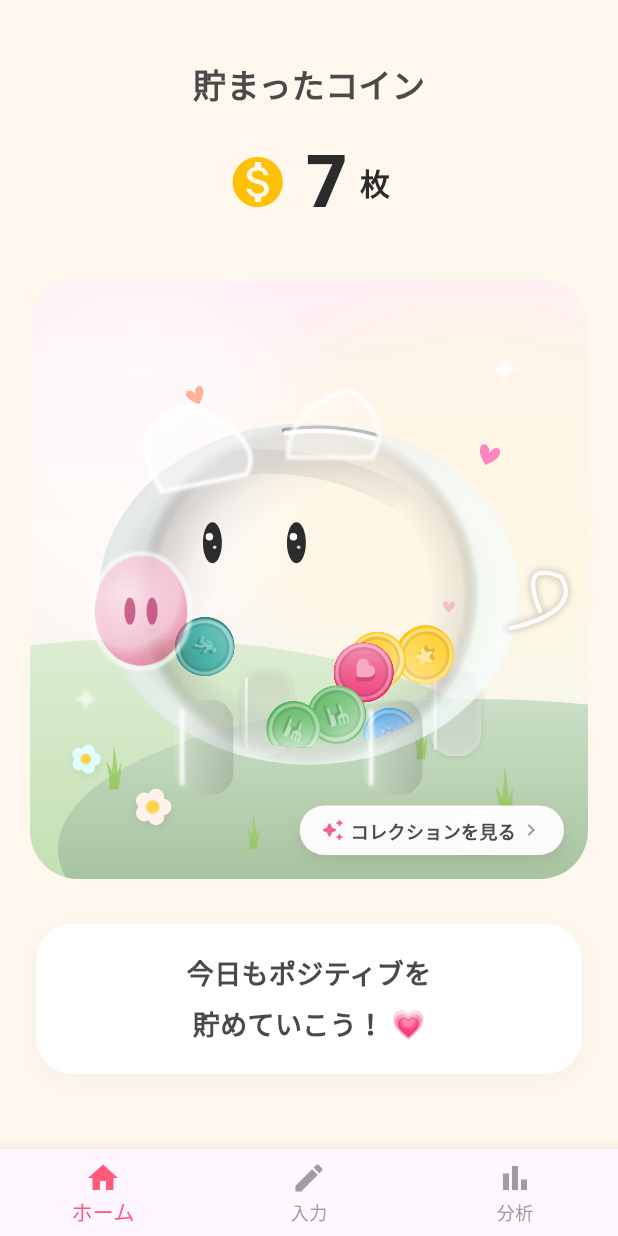
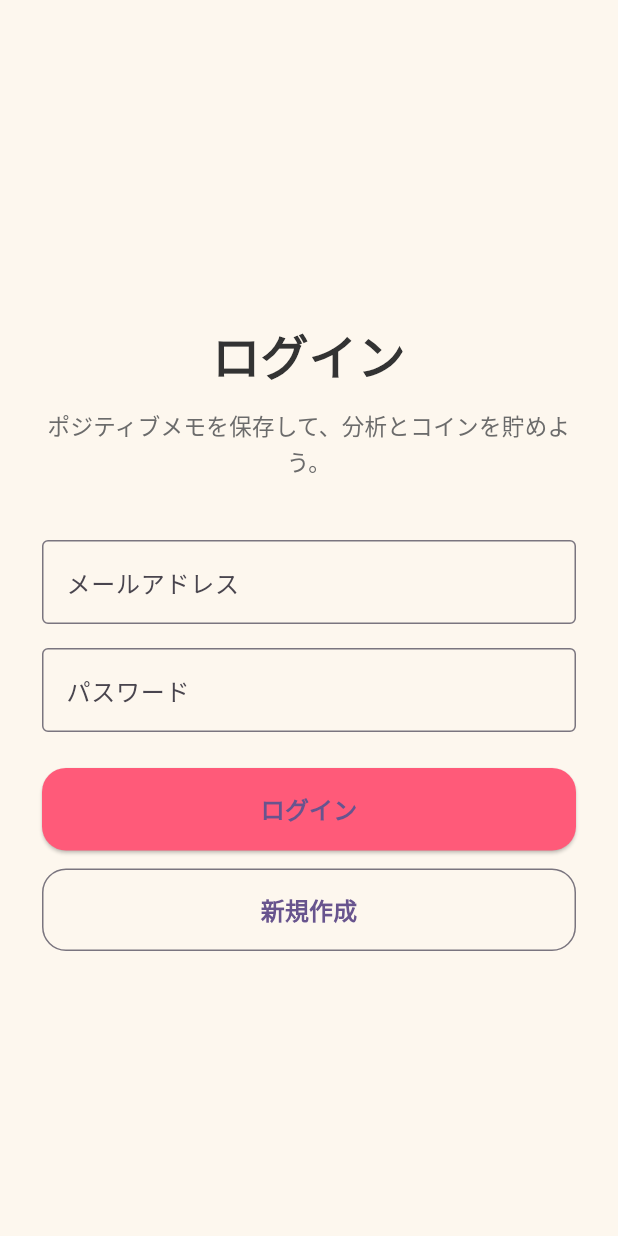
Before and after one commit to yurienamekawa/muds_hackathon_vol3, a Flutter app: the screen it shows after launch, on a phone screen of 412 x 824 dp. Run offline on Flutter 3.47's test engine with Material 3 defaults, Android fonts, the phone set to English and light mode, and no system bars; our stand-ins replace flutter_dotenv, google_generative_ai, supabase_flutter; accounts and stored records are empty.

Commit message:
ログインUI

```diff
--- a/lib/main.dart
+++ b/lib/main.dart
@@ -1,13 +1,14 @@
+import 'dart:async';
+
 import 'package:flutter/material.dart';
 
+import 'screens/0_login.dart';
 import 'screens/1_home.dart';
 import 'screens/2_input.dart';
 import 'screens/4_analytics.dart';
 
 import 'package:flutter_dotenv/flutter_dotenv.dart';
 import 'package:supabase_flutter/supabase_flutter.dart';
-import 'services/ai_service.dart';
-import 'services/db_service.dart'; // 🌟 これを追加！
 
 void main() async {
   WidgetsFlutterBinding.ensureInitialized();
@@ -36,8 +37,61 @@ class MyApp extends StatelessWidget {
       theme: ThemeData(
         colorScheme: ColorScheme.fromSeed(seedColor: Colors.deepPurple),
       ),
-      home: const RootScreen(),
+      home: const AuthGate(),
     );
+  }
+}
+
+class AuthGate extends StatefulWidget {
+  const AuthGate({super.key});
+
+  @override
+  State<AuthGate> createState() => _AuthGateState();
+}
+
+class _AuthGateState extends State<AuthGate> {
+  bool _isLoading = true;
+  bool _isLoggedIn = false;
+  StreamSubscription<AuthState>? _authSubscription;
+
+  @override
+  void initState() {
+    super.initState();
+    final user = Supabase.instance.client.auth.currentUser;
+    _isLoggedIn = user != null;
+    _authSubscription = Supabase.instance.client.auth.onAuthStateChange.listen(
+      (data) {
+        final isSignedIn = data.event == AuthChangeEvent.signedIn ||
+            Supabase.instance.client.auth.currentUser != null;
+        setState(() {
+          _isLoggedIn = isSignedIn;
+          _isLoading = false;
+        });
+      },
+    );
+    _isLoading = false;
+  }
+
+  @override
+  void dispose() {
+    _authSubscription?.cancel();
+    super.dispose();
+  }
+
+  void _onLoginSuccess() {
+    setState(() {
+      _isLoggedIn = true;
+    });
+  }
+
+  @override
+  Widget build(BuildContext context) {
+    if (_isLoading) {
+      return const Scaffold(
+        body: Center(child: CircularProgressIndicator()),
+      );
+    }
+    return _isLoggedIn ? const RootScreen() : LoginScreen(onLoginSuccess: _onLoginSuccess);
   }
 }
 
--- /dev/null
+++ b/lib/screens/0_login.dart
@@ -0,0 +1,207 @@
+import 'package:flutter/material.dart';
+import 'package:supabase_flutter/supabase_flutter.dart';
+
+class LoginScreen extends StatefulWidget {
+  const LoginScreen({
+    super.key,
+    required this.onLoginSuccess,
+  });
+
+  final VoidCallback onLoginSuccess;
+
+  @override
+  State<LoginScreen> createState() => _LoginScreenState();
+}
+
+class _LoginScreenState extends State<LoginScreen> {
+  final _emailController = TextEditingController();
+  final _passwordController = TextEditingController();
+  bool _isLoading = false;
+  String? _errorText;
+
+  Future<void> _signIn() async {
+    widget.onLoginSuccess();
+  }
+
+  Future<void> _signUp() async {
+    await _authenticate(signUp: true);
+  }
+
+  Future<void> _authenticate({required bool signUp}) async {
+    final email = _emailController.text.trim();
+    final password = _passwordController.text.trim();
+
+    if (email.isEmpty || password.isEmpty) {
+      setState(() {
+        _errorText = 'メールアドレスとパスワードを入力してください。';
+      });
+      return;
+    }
+
+    setState(() {
+      _isLoading = true;
+      _errorText = null;
+    });
+
+    try {
+      final response = signUp
+          ? await Supabase.instance.client.auth.signUp(
+              email: email,
+              password: password,
+            )
+          : await Supabase.instance.client.auth.signInWithPassword(
+              email: email,
+              password: password,
+            );
+
+      final session = response.session;
+      if (session != null) {
+        widget.onLoginSuccess();
+        return;
+      }
+
+      if (signUp && response.user != null && response.user!.email != null) {
+        setState(() {
+          _errorText = '作成しました。ログインしてください。';
+        });
+      } else {
+        setState(() {
+          _errorText = signUp
+              ? 'アカウント作成に失敗しました。すでに登録済みの可能性があります。'
+              : 'ログインに失敗しました。メールアドレスとパスワードを確認してください。';
+        });
+      }
+    } catch (e) {
+      setState(() {
+        _errorText = signUp
+            ? 'アカウント作成でエラーが発生しました。もう一度試してください。'
+            : 'ログインでエラーが発生しました。もう一度試してください。';
+      });
+    } finally {
+      if (mounted) {
+        setState(() {
+          _isLoading = false;
+        });
+      }
+    }
+  }
+
+  @override
+  void dispose() {
+    _emailController.dispose();
+    _passwordController.dispose();
+    super.dispose();
+  }
+
+  @override
+  Widget build(BuildContext context) {
+    return Scaffold(
+      backgroundColor: const Color(0xFFFDF7EE),
+      body: SafeArea(
+        child: Center(
+          child: SingleChildScrollView(
+            padding: const EdgeInsets.symmetric(horizontal: 28, vertical: 40),
+            child: Column(
+              crossAxisAlignment: CrossAxisAlignment.stretch,
+              children: [
+                const SizedBox(height: 24),
+                const Text(
+                  'ログイン',
+                  textAlign: TextAlign.center,
+                  style: TextStyle(
+                    fontSize: 32,
+                    fontWeight: FontWeight.bold,
+                    color: Color(0xFF333333),
+                  ),
+                ),
+                const SizedBox(height: 12),
+                const Text(
+                  'ポジティブメモを保存して、分析とコインを貯めよう。',
+                  textAlign: TextAlign.center,
+                  style: TextStyle(
+                    fontSize: 15,
+                    color: Color(0xFF6B6B6B),
+                    height: 1.6,
+                  ),
+                ),
+                const SizedBox(height: 40),
+                TextField(
+                  controller: _emailController,
+                  keyboardType: TextInputType.emailAddress,
+                  decoration: const InputDecoration(
+                    labelText: 'メールアドレス',
+                    border: OutlineInputBorder(),
+                  ),
+                ),
+                const SizedBox(height: 16),
+                TextField(
+                  controller: _passwordController,
+                  obscureText: true,
+                  decoration: const InputDecoration(
+                    labelText: 'パスワード',
+                    border: OutlineInputBorder(),
+                  ),
+                ),
+                if (_errorText != null) ...[
+                  const SizedBox(height: 16),
+                  Text(
+                    _errorText!,
+                    style: const TextStyle(
+                      color: Colors.redAccent,
+                      fontSize: 14,
+                    ),
+                    textAlign: TextAlign.center,
+                  ),
+                ],
+                const SizedBox(height: 24),
+                ElevatedButton(
+                  onPressed: _isLoading ? null : _signIn,
+                  style: ElevatedButton.styleFrom(
+                    backgroundColor: const Color(0xFFFF5A79),
+                    padding: const EdgeInsets.symmetric(vertical: 16),
+                    shape: RoundedRectangleBorder(
+                      borderRadius: BorderRadius.circular(16),
+                    ),
+                  ),
+                  child: _isLoading
+                      ? const SizedBox(
+                          height: 20,
+                          width: 20,
+                          child: CircularProgressIndicator(
+                            valueColor: AlwaysStoppedAnimation<Color>(Colors.white),
+                            strokeWidth: 2,
+                          ),
+                        )
+                      : const Text(
+                          'ログイン',
+                          style: TextStyle(
+                            fontWeight: FontWeight.bold,
+                            fontSize: 16,
+                          ),
+                        ),
+                ),
+                const SizedBox(height: 12),
+                OutlinedButton(
+                  onPressed: _isLoading ? null : _signUp,
+                  style: OutlinedButton.styleFrom(
+                    padding: const EdgeInsets.symmetric(vertical: 16),
+                    shape: RoundedRectangleBorder(
+                      borderRadius: BorderRadius.circular(16),
+                    ),
+                  ),
+                  child: const Text(
+                    '新規作成',
+                    style: TextStyle(
+                      fontWeight: FontWeight.bold,
+                      fontSize: 16,
+                    ),
+                  ),
+                ),
+              ],
+            ),
+          ),
+        ),
+      ),
+    );
+  }
+}
```
